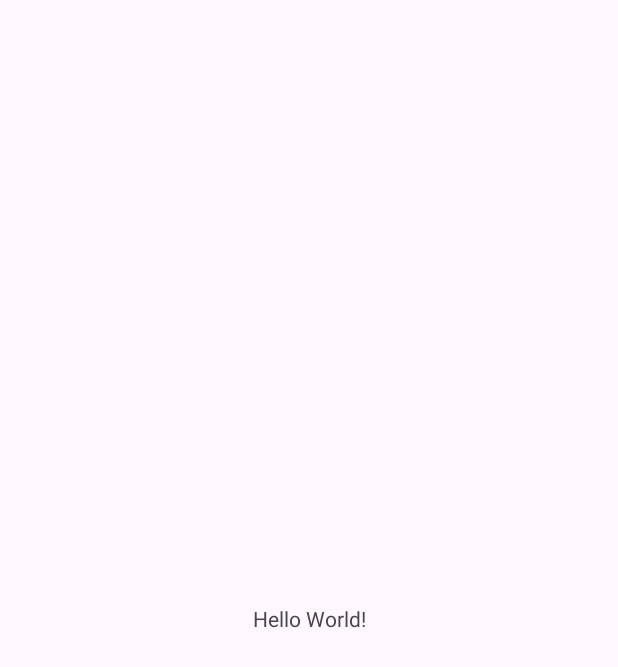
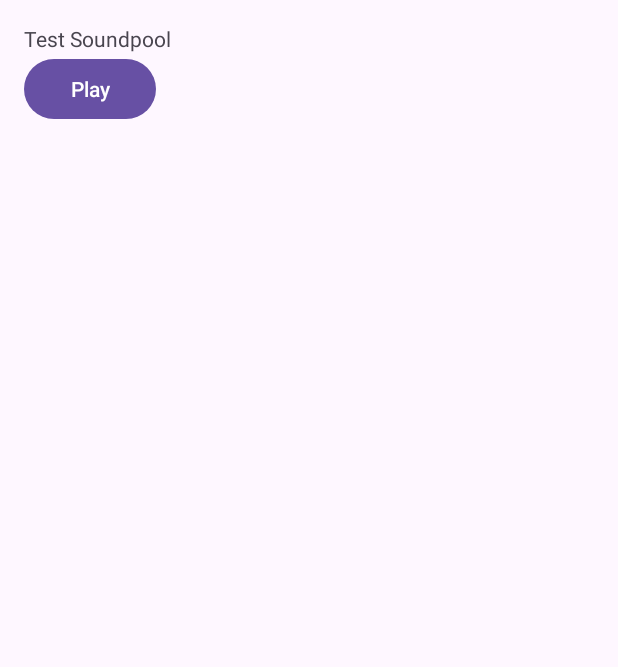
Before and after one commit to kisahtegar/Android_Intermediate, an Android app: the screen it shows after launch (MainActivity), on a phone screen of 412 x 824 dp. Before the commit the part shown is almost empty. Shown: the top 667 px of the screen. Run offline under Robolectric (Android 15) with nearby library versions, the phone set to English and light mode, and no system bars.

Commit message:
Implement media SoundPool

```diff
--- a/app/src/main/AndroidManifest.xml
+++ b/app/src/main/AndroidManifest.xml
@@ -1,6 +1,8 @@
 <?xml version="1.0" encoding="utf-8"?>
 <manifest xmlns:android="http://schemas.android.com/apk/res/android"
     xmlns:tools="http://schemas.android.com/tools">
+
+    <uses-permission android:name="android.permission.FOREGROUND_SERVICE" />
 
     <application
         android:allowBackup="true"
--- a/app/src/main/java/com/kisahcode/androidintermediate/MainActivity.kt
+++ b/app/src/main/java/com/kisahcode/androidintermediate/MainActivity.kt
@@ -1,20 +1,60 @@
 package com.kisahcode.androidintermediate
 
+import android.media.SoundPool
 import android.os.Bundle
-import androidx.activity.enableEdgeToEdge
+import android.widget.Button
+import android.widget.Toast
 import androidx.appcompat.app.AppCompatActivity
-import androidx.core.view.ViewCompat
-import androidx.core.view.WindowInsetsCompat
 
+/**
+ * MainActivity of the SoundPool demonstration application.
+ *
+ * This activity demonstrates the usage of SoundPool to play short audio files efficiently.
+ * It loads a sound file into SoundPool and plays it when a certain action is triggered.
+ */
 class MainActivity : AppCompatActivity() {
+
+    // SoundPool object for handling audio playback.
+    private lateinit var sp: SoundPool
+
+    // ID of the loaded sound file.
+    private var soundId: Int = 0
+
+    // Flag indicating whether the sound file is loaded successfully.
+    private var spLoaded = false
+
     override fun onCreate(savedInstanceState: Bundle?) {
         super.onCreate(savedInstanceState)
-        enableEdgeToEdge()
         setContentView(R.layout.activity_main)
-        ViewCompat.setOnApplyWindowInsetsListener(findViewById(R.id.main)) { v, insets ->
-            val systemBars = insets.getInsets(WindowInsetsCompat.Type.systemBars())
-            v.setPadding(systemBars.left, systemBars.top, systemBars.right, systemBars.bottom)
-            insets
+
+        // Find the button for playing the sound.
+        val btnSound = findViewById<Button>(R.id.btn_sound_pool)
+
+        // Initialize SoundPool with a maximum of 10 streams.
+        sp = SoundPool.Builder()
+            .setMaxStreams(10)
+            .build()
+
+        // Set up a listener to check if the sound is loaded successfully.
+        sp.setOnLoadCompleteListener { _, _, status ->
+            if (status == 0) {
+                // Flag indicating successful loading of the sound.
+                spLoaded = true
+            } else {
+                // Display a toast message if sound loading fails.
+                Toast.makeText(this@MainActivity, "Gagal load", Toast.LENGTH_SHORT).show()
+            }
+        }
+
+        // Load the sound file into SoundPool and obtain its sound ID.
+        soundId = sp.load(this, R.raw.clinking_glasses, 1)
+
+        // Set click listener for the sound button.
+        btnSound.setOnClickListener {
+            // Play the sound if it is loaded successfully.
+            if (spLoaded) {
+                sp.play(soundId, 1f, 1f, 0, 0, 1f)
+            }
         }
     }
 }
--- a/app/src/main/res/layout/activity_main.xml
+++ b/app/src/main/res/layout/activity_main.xml
@@ -1,19 +1,21 @@
 <?xml version="1.0" encoding="utf-8"?>
-<androidx.constraintlayout.widget.ConstraintLayout xmlns:android="http://schemas.android.com/apk/res/android"
-    xmlns:app="http://schemas.android.com/apk/res-auto"
+<LinearLayout xmlns:android="http://schemas.android.com/apk/res/android"
     xmlns:tools="http://schemas.android.com/tools"
-    android:id="@+id/main"
+    android:id="@+id/activity_main"
     android:layout_width="match_parent"
     android:layout_height="match_parent"
+    android:orientation="vertical"
+    android:padding="16dp"
     tools:context=".MainActivity">
 
     <TextView
         android:layout_width="wrap_content"
         android:layout_height="wrap_content"
-        android:text="Hello World!"
-        app:layout_constraintBottom_toBottomOf="parent"
-        app:layout_constraintEnd_toEndOf="parent"
-        app:layout_constraintStart_toStartOf="parent"
-        app:layout_constraintTop_toTopOf="parent" />
+        android:text="@string/text_sound_pool" />
+    <Button
+        android:id="@+id/btn_sound_pool"
+        android:layout_width="wrap_content"
+        android:layout_height="wrap_content"
+        android:text="@string/btn_text_play" />
 
-</androidx.constraintlayout.widget.ConstraintLayout>
+</LinearLayout>
--- a/app/src/main/res/values/strings.xml
+++ b/app/src/main/res/values/strings.xml
@@ -1,3 +1,5 @@
 <resources>
-    <string name="app_name">Android Intermediate</string>
+    <string name="app_name">MySound</string>
+    <string name="btn_text_play">Play</string>
+    <string name="text_sound_pool">Test Soundpool</string>
 </resources>
```
Also changed, not shown: 3 other files.
